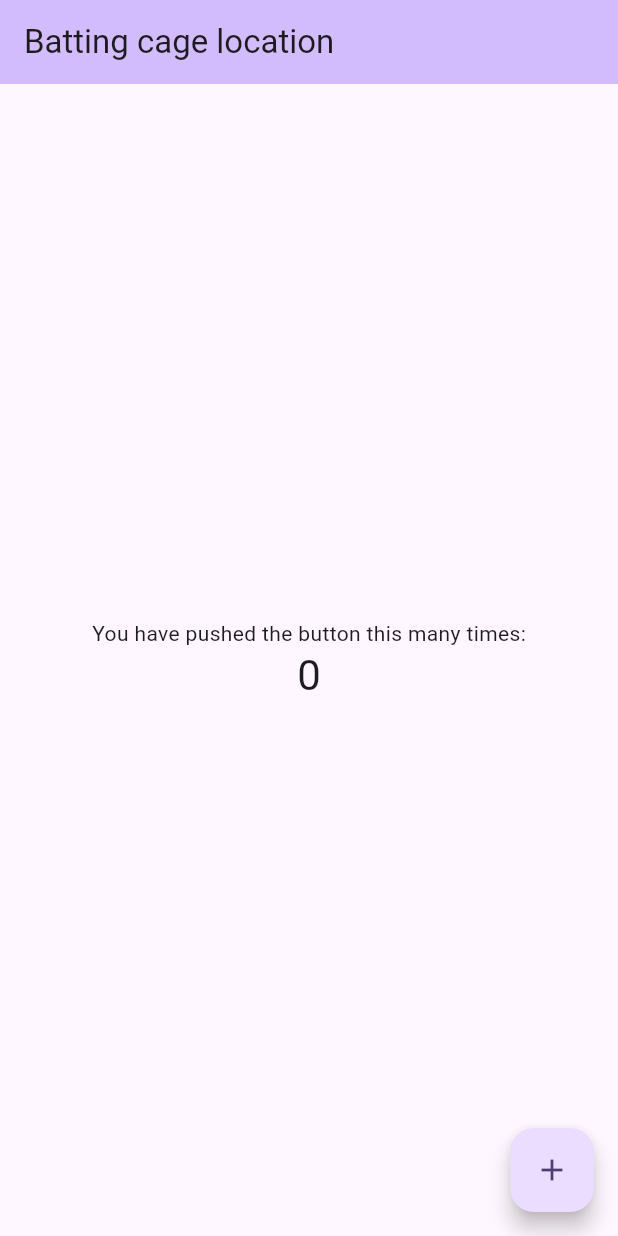
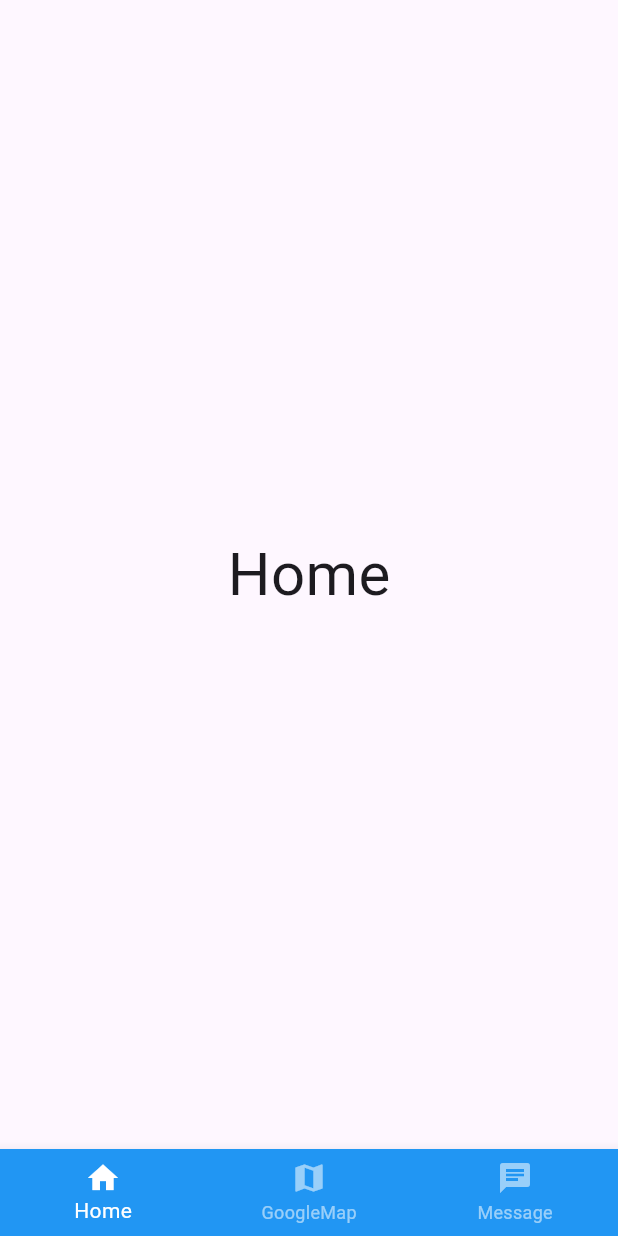
Before and after one commit to shun1121/batting_cage_location, a Flutter app: the screen it shows after launch, on a phone screen of 412 x 824 dp. Run offline on Flutter 3.47's test engine with Material 3 defaults, Android fonts, the phone set to English and light mode, and no system bars; our stand-ins replace cloud_firestore, firebase_core; accounts and stored records are empty.

Commit message:
add firestore function and bottomnavigationbar

```diff
--- a/lib/main.dart
+++ b/lib/main.dart
@@ -1,7 +1,7 @@
+import 'package:cloud_firestore/cloud_firestore.dart';
+import 'package:firebase_core/firebase_core.dart';
 import 'package:flutter/material.dart';
-import 'package:firebase_core/firebase_core.dart';
 import 'firebase_options.dart';
-import 'package:cloud_firestore/cloud_firestore.dart';
 
 void main() async {
   WidgetsFlutterBinding.ensureInitialized();
@@ -15,119 +15,180 @@ void main() async {
 class MyApp extends StatelessWidget {
   const MyApp({super.key});
 
-  // This widget is the root of your application.
   @override
   Widget build(BuildContext context) {
-    return MaterialApp(
-      title: 'Flutter Demo',
-      theme: ThemeData(
-        // This is the theme of your application.
-        //
-        // TRY THIS: Try running your application with "flutter run". You'll see
-        // the application has a purple toolbar. Then, without quitting the app,
-        // try changing the seedColor in the colorScheme below to Colors.green
-        // and then invoke "hot reload" (save your changes or press the "hot
-        // reload" button in a Flutter-supported IDE, or press "r" if you used
-        // the command line to start the app).
-        //
-        // Notice that the counter didn't reset back to zero; the application
-        // state is not lost during the reload. To reset the state, use hot
-        // restart instead.
-        //
-        // This works for code too, not just values: Most code changes can be
-        // tested with just a hot reload.
-        colorScheme: ColorScheme.fromSeed(seedColor: Colors.deepPurple),
-        useMaterial3: true,
-      ),
-      home: const MyHomePage(title: 'Batting cage location'),
+    return const MaterialApp(
+      home: MyWidget(),
     );
   }
 }
 
-class MyHomePage extends StatefulWidget {
-  const MyHomePage({super.key, required this.title});
-
-  // This widget is the home page of your application. It is stateful, meaning
-  // that it has a State object (defined below) that contains fields that affect
-  // how it looks.
-
-  // This class is the configuration for the state. It holds the values (in this
-  // case the title) provided by the parent (in this case the App widget) and
-  // used by the build method of the State. Fields in a Widget subclass are
-  // always marked "final".
-
-  final String title;
+class MyWidget extends StatefulWidget {
+  const MyWidget({super.key});
 
   @override
-  State<MyHomePage> createState() => _MyHomePageState();
+  State<MyWidget> createState() => _MyWidgetState();
 }
 
-class _MyHomePageState extends State<MyHomePage> {
-  int _counter = 0;
+class FavoritesPage extends StatelessWidget {
+  @override
+  Widget build(BuildContext context) {
+    var favoriteList = List.generate(10, (index) => 'test $index');
 
-  void _incrementCounter() {
-    setState(() {
-      // This call to setState tells the Flutter framework that something has
-      // changed in this State, which causes it to rerun the build method below
-      // so that the display can reflect the updated values. If we changed
-      // _counter without calling setState(), then the build method would not be
-      // called again, and so nothing would appear to happen.
-      _counter++;
-    });
+    return Center(
+      child: ListView(
+        children: favoriteList.map((list) => Text(list.toString())).toList(),
+      ),
+    );
+  }
+}
+
+class _MyWidgetState extends State<MyWidget> {
+  final TextEditingController _controller = TextEditingController();
+
+  int selectedIndex = 0;
+
+  @override
+  void dispose() {
+    _controller.dispose();
+    super.dispose();
   }
 
   @override
   Widget build(BuildContext context) {
-    // This method is rerun every time setState is called, for instance as done
-    // by the _incrementCounter method above.
-    //
-    // The Flutter framework has been optimized to make rerunning build methods
-    // fast, so that you can just rebuild anything that needs updating rather
-    // than having to individually change instances of widgets.
+    Widget page;
+    switch (selectedIndex) {
+      case 0:
+        page = const GoogleMap('Home');
+        break;
+      case 1:
+        page = const GoogleMap('GoogleMap');
+        break;
+      case 2:
+        page = Message();
+        break;
+      default:
+        throw UnimplementedError('no widget for $selectedIndex');
+    }
     return Scaffold(
-      appBar: AppBar(
-        // TRY THIS: Try changing the color here to a specific color (to
-        // Colors.amber, perhaps?) and trigger a hot reload to see the AppBar
-        // change color while the other colors stay the same.
-        backgroundColor: Theme.of(context).colorScheme.inversePrimary,
-        // Here we take the value from the MyHomePage object that was created by
-        // the App.build method, and use it to set our appbar title.
-        title: Text(widget.title),
+      body: page,
+      bottomNavigationBar: BottomNavigationBar(
+        items: const [
+          BottomNavigationBarItem(icon: Icon(Icons.home), label: 'Home'),
+          BottomNavigationBarItem(icon: Icon(Icons.map), label: 'GoogleMap'),
+          BottomNavigationBarItem(icon: Icon(Icons.chat), label: 'Message'),
+        ],
+        currentIndex: selectedIndex,
+        onTap: (int index) {
+          setState(() {
+            selectedIndex = index;
+          });
+        },
+        selectedItemColor: Colors.white,
+        unselectedItemColor: Colors.white54,
+        backgroundColor: Colors.blue,
+        type: BottomNavigationBarType.fixed,
       ),
+    );
+  }
+}
+
+class GoogleMap extends StatelessWidget {
+  final String pageName;
+  const GoogleMap(this.pageName, {Key? key}) : super(key: key);
+
+  @override
+  Widget build(BuildContext context) {
+    return Scaffold(
       body: Center(
-        // Center is a layout widget. It takes a single child and positions it
-        // in the middle of the parent.
+        child: Text(
+          pageName,
+          style: const TextStyle(fontSize: 40),
+        ),
+      ),
+    );
+  }
+}
+
+class Message extends StatelessWidget {
+  final TextEditingController _controller = TextEditingController();
+
+  Message({super.key});
+
+  @override
+  Widget build(BuildContext context) {
+    return Scaffold(
+      body: SafeArea(
         child: Column(
-          // Column is also a layout widget. It takes a list of children and
-          // arranges them vertically. By default, it sizes itself to fit its
-          // children horizontally, and tries to be as tall as its parent.
-          //
-          // Column has various properties to control how it sizes itself and
-          // how it positions its children. Here we use mainAxisAlignment to
-          // center the children vertically; the main axis here is the vertical
-          // axis because Columns are vertical (the cross axis would be
-          // horizontal).
-          //
-          // TRY THIS: Invoke "debug painting" (choose the "Toggle Debug Paint"
-          // action in the IDE, or press "p" in the console), to see the
-          // wireframe for each widget.
-          mainAxisAlignment: MainAxisAlignment.center,
-          children: <Widget>[
-            const Text(
-              'You have pushed the button this many times:',
+          mainAxisAlignment: MainAxisAlignment.spaceBetween,
+          children: [
+            Expanded(
+              child: Container(
+                height: double.infinity,
+                alignment: Alignment.topCenter,
+                child: StreamBuilder<QuerySnapshot>(
+                  stream: FirebaseFirestore.instance
+                      .collection('dream')
+                      .orderBy('createdAt')
+                      .snapshots(),
+                  builder: (context, snapshot) {
+                    if (snapshot.hasError) {
+                      return const Text('エラーが発生しました');
+                    }
+                    if (!snapshot.hasData) {
+                      return const Center(child: CircularProgressIndicator());
+                    }
+                    final list = snapshot.requireData.docs
+                        .map<String>((DocumentSnapshot document) {
+                      final documentData =
+                          document.data()! as Map<String, dynamic>;
+                      return documentData['content']! as String;
+                    }).toList();
+
+                    final reverseList = list.reversed.toList();
+
+                    return ListView.builder(
+                      itemCount: reverseList.length,
+                      itemBuilder: (BuildContext context, int index) {
+                        return Center(
+                          child: Text(
+                            reverseList[index],
+                            style: const TextStyle(fontSize: 20),
+                          ),
+                        );
+                      },
+                    );
+                  },
+                ),
+              ),
             ),
-            Text(
-              '$_counter',
-              style: Theme.of(context).textTheme.headlineMedium,
-            ),
+            Row(
+              children: [
+                Expanded(
+                  child: TextField(
+                    controller: _controller,
+                    autofocus: true,
+                  ),
+                ),
+                ElevatedButton(
+                  onPressed: () {
+                    final document = <String, dynamic>{
+                      'content': _controller.text,
+                      'createdAt': Timestamp.fromDate(DateTime.now()),
+                    };
+                    FirebaseFirestore.instance
+                        .collection('dream')
+                        .doc()
+                        .set(document);
+                    _controller.clear();
+                  },
+                  child: const Text('送信'),
+                )
+              ],
+            )
           ],
         ),
       ),
-      floatingActionButton: FloatingActionButton(
-        onPressed: _incrementCounter,
-        tooltip: 'Increment',
-        child: const Icon(Icons.add),
-      ), // This trailing comma makes auto-formatting nicer for build methods.
     );
   }
 }
```
